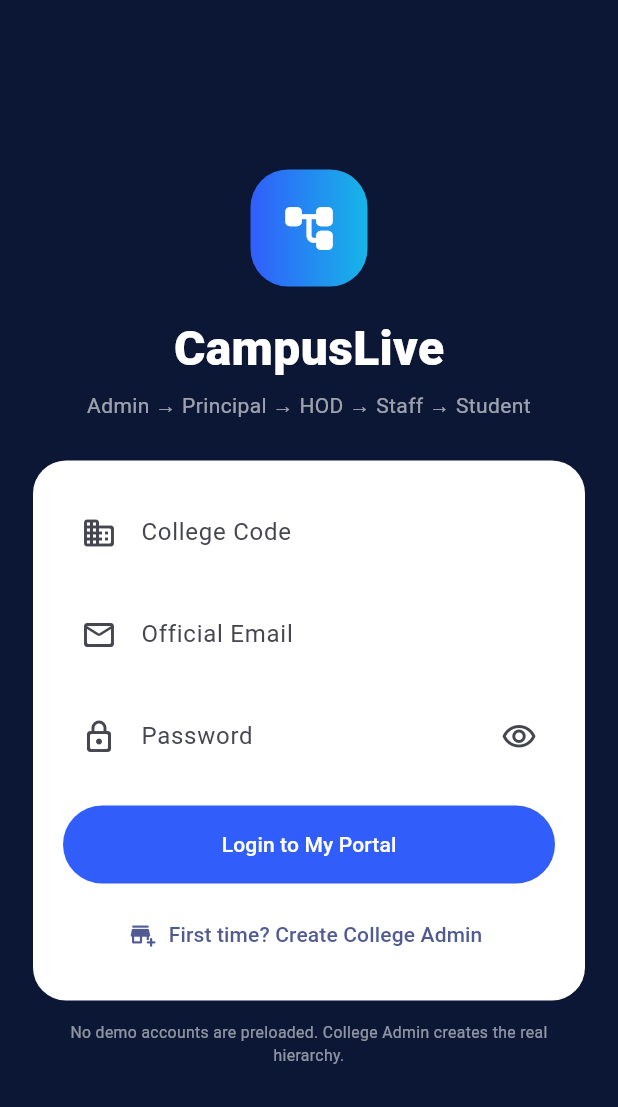
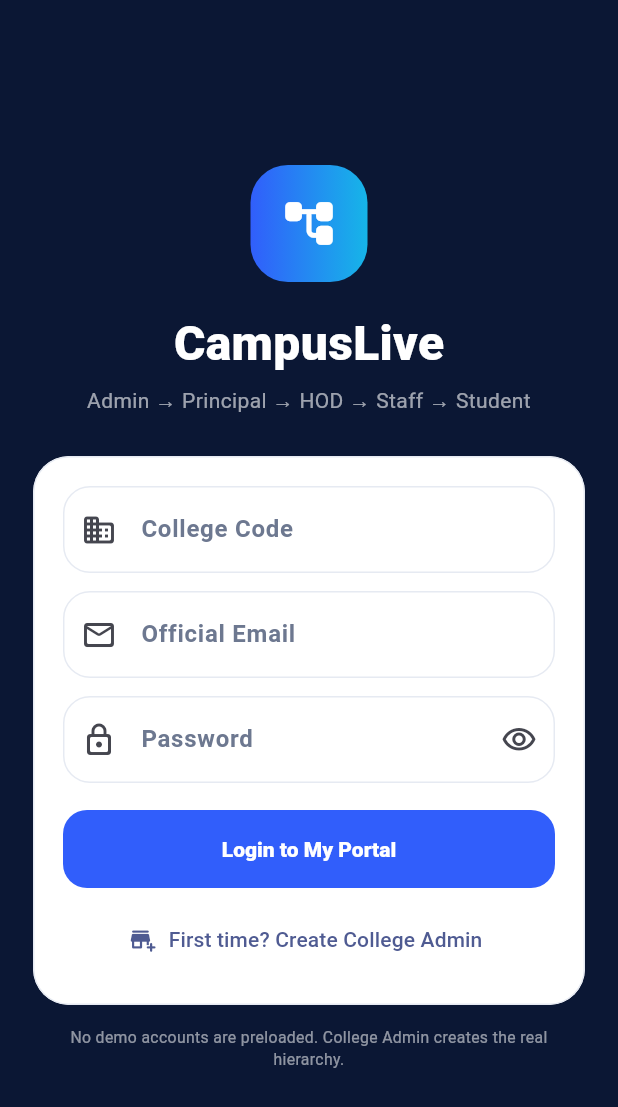
Before and after one commit to VISHNUVS-1315/GuardianX, a Flutter app: the screen it shows after launch, on a phone screen of 412 x 824 dp. Shown: the top 1107 px of the screen. Run offline on Flutter 3.47's test engine with Material 3 defaults, Android fonts, the phone set to English and light mode, and no system bars; our stand-ins replace cloud_firestore, file_picker, firebase_auth, firebase_core, firebase_storage, flutter_secure_storage and 3 more; accounts and stored records are empty.

Commit message:
Polish CampusLive accessible Material theme

```diff
--- a/campuslive_hierarchy_flutter/lib/app.dart
+++ b/campuslive_hierarchy_flutter/lib/app.dart
@@ -17,22 +17,109 @@
           theme: ThemeData(
             useMaterial3: true,
             scaffoldBackgroundColor: AppColors.bg,
-            colorScheme:
-                ColorScheme.fromSeed(seedColor: AppColors.blue),
+            colorScheme: ColorScheme.fromSeed(
+              seedColor: AppColors.blue,
+              brightness: Brightness.light,
+            ),
+            visualDensity: VisualDensity.standard,
+            materialTapTargetSize: MaterialTapTargetSize.padded,
+            appBarTheme: const AppBarTheme(
+              backgroundColor: AppColors.bg,
+              foregroundColor: AppColors.navy,
+              elevation: 0,
+              scrolledUnderElevation: 0,
+              centerTitle: false,
+            ),
             cardTheme: const CardThemeData(
               elevation: 0,
               margin: EdgeInsets.zero,
               color: Colors.white,
+              clipBehavior: Clip.antiAlias,
               shape: RoundedRectangleBorder(
-                borderRadius: BorderRadius.all(Radius.circular(22)),
+                borderRadius: BorderRadius.all(Radius.circular(24)),
+                side: BorderSide(
+                  color: AppColors.line,
+                  width: 1,
+                ),
+              ),
+            ),
+            navigationBarTheme: const NavigationBarThemeData(
+              height: 72,
+              elevation: 0,
+              backgroundColor: Colors.white,
+              indicatorColor: Color(0xFFEAF0FF),
+              labelBehavior:
+                  NavigationDestinationLabelBehavior.alwaysShow,
+            ),
+            navigationDrawerTheme: const NavigationDrawerThemeData(
+              backgroundColor: Colors.white,
+              indicatorColor: Color(0xFFEAF0FF),
+            ),
+            dividerTheme: const DividerThemeData(
+              color: AppColors.line,
+              thickness: 1,
+              space: 1,
+            ),
+            filledButtonTheme: FilledButtonThemeData(
+              style: FilledButton.styleFrom(
+                minimumSize: const Size(48, 54),
+                shape: RoundedRectangleBorder(
+                  borderRadius: BorderRadius.circular(16),
+                ),
+                textStyle: const TextStyle(
+                  fontWeight: FontWeight.w800,
+                  fontSize: 14,
+                ),
+              ),
+            ),
+            outlinedButtonTheme: OutlinedButtonThemeData(
+              style: OutlinedButton.styleFrom(
+                minimumSize: const Size(48, 54),
+                shape: RoundedRectangleBorder(
+                  borderRadius: BorderRadius.circular(16),
+                ),
+                textStyle: const TextStyle(
+                  fontWeight: FontWeight.w800,
+                  fontSize: 14,
+                ),
               ),
             ),
             inputDecorationTheme: InputDecorationTheme(
               filled: true,
               fillColor: Colors.white,
+              contentPadding: const EdgeInsets.symmetric(
+                horizontal: 16,
+                vertical: 17,
+              ),
+              labelStyle: const TextStyle(
+                color: AppColors.muted,
+                fontWeight: FontWeight.w600,
+              ),
+              hintStyle: const TextStyle(color: AppColors.muted),
               border: OutlineInputBorder(
+                borderRadius: BorderRadius.circular(18),
+                borderSide: const BorderSide(
+                  color: AppColors.line,
+                ),
+              ),
+              enabledBorder: OutlineInputBorder(
+                borderRadius: BorderRadius.circular(18),
+                borderSide: const BorderSide(
+                  color: AppColors.line,
+                ),
+              ),
+              focusedBorder: OutlineInputBorder(
+                borderRadius: BorderRadius.circular(18),
+                borderSide: const BorderSide(
+                  color: AppColors.blue,
+                  width: 1.6,
+                ),
+              ),
+            ),
+            snackBarTheme: SnackBarThemeData(
+              behavior: SnackBarBehavior.floating,
+              shape: RoundedRectangleBorder(
                 borderRadius: BorderRadius.circular(16),
-                borderSide: BorderSide.none,
               ),
             ),
           ),
```
